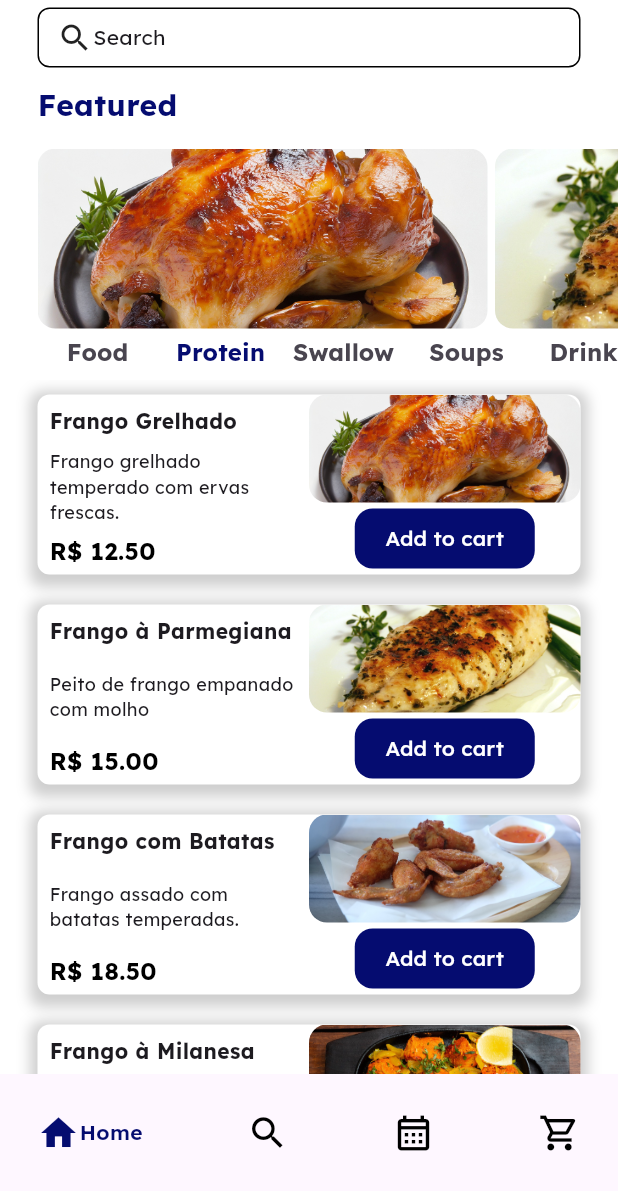
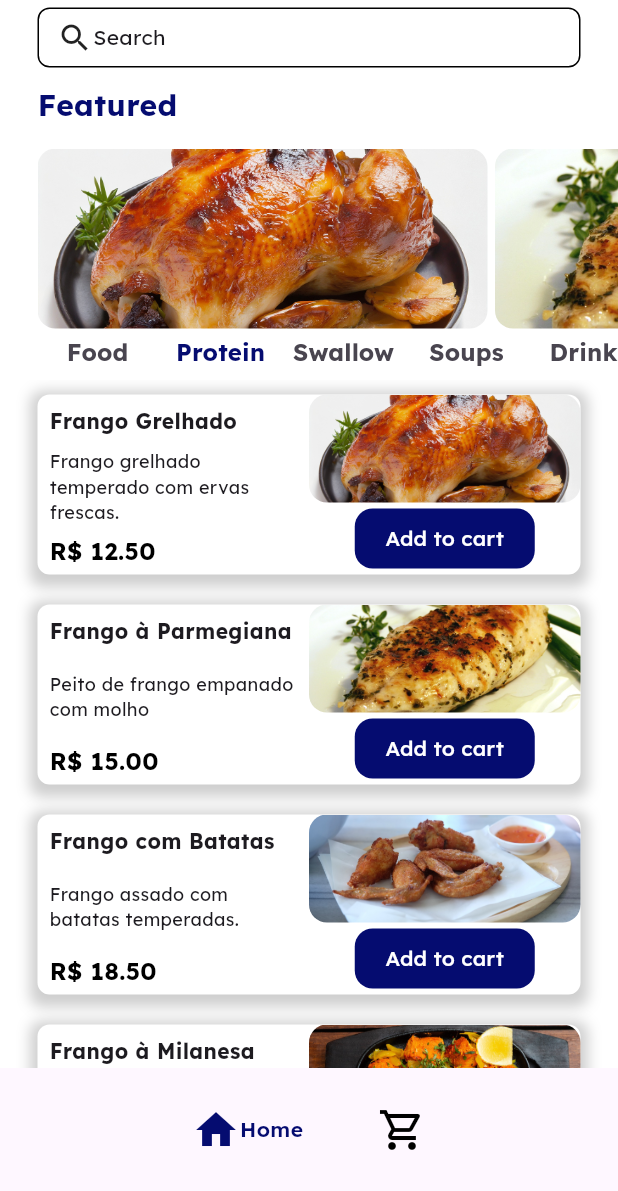
Before and after one commit to luanbatistadev/menu_app, a Flutter app: the screen it shows after launch, on a phone screen of 412 x 824 dp, the part 45-1236 px from its top. Run offline on Flutter 3.47's test engine with Material 3 defaults, Android fonts, the phone set to English and light mode, and no system bars; drawn by our look-alikes of google_nav_bar; our stand-ins replace google_fonts.

Commit message:
Adding cart counter bottomBar

```diff
--- a/lib/components/bottom_nav_bar.dart
+++ b/lib/components/bottom_nav_bar.dart
@@ -1,39 +1,74 @@
 import 'package:flutter/material.dart';
 import 'package:google_nav_bar/google_nav_bar.dart';
+import 'package:menu_app/models/cart.dart';
+import 'package:provider/provider.dart';
 
-class MyAppBottomNavigation extends StatelessWidget {
+class MyAppBottomNavigation extends StatefulWidget {
   final void Function(int)? onTabChange;
 
   const MyAppBottomNavigation({super.key, required this.onTabChange});
 
   @override
+  State<MyAppBottomNavigation> createState() => _MyAppBottomNavigationState();
+}
+
+class _MyAppBottomNavigationState extends State<MyAppBottomNavigation> {
+  @override
   Widget build(BuildContext context) {
-    return Container(
+    int index = 0;
+    return Consumer<Cart>(
+      builder: (context, cart, child) => Stack(
+        children: [
+          Container(
             decoration: BoxDecoration(
               borderRadius: BorderRadius.only(
-              topLeft: Radius.circular(20), topRight: Radius.circular(20),),),
+                topLeft: Radius.circular(20),
+                topRight: Radius.circular(20),
+              ),
+            ),
             child: GNav(
-          iconSize: 28,
+              iconSize: 32,
               activeColor: Color.fromARGB(255, 5, 12, 112),
-          onTabChange: (value) => onTabChange!(value),
+              onTabChange: (index) => setState(() {
+                index == 0 ? index++ : index += 0;
+                widget.onTabChange!(index);
+              }),
+              selectedIndex: index,
+              mainAxisAlignment: MainAxisAlignment.center,
               tabs: const [
                 GButton(
                   icon: Icons.home,
                   text: 'Home',
                 ),
                 GButton(
-              icon: Icons.search,
-              text: 'Search',
-            ),
-            GButton(
-              icon: Icons.calendar_month_outlined,
-              text: 'Reserve',
-            ),
-            GButton(
                   icon: Icons.shopping_cart_outlined,
+                  iconActiveColor: Color.fromARGB(255, 5, 12, 112),
                   text: 'Cart',
                 ),
-          ],),
+              ],
+            ),
+          ),
+          cart.getCartLength() > 0
+              ? Positioned(
+                  bottom: 25,
+                  right: 110,
+                  child: Text(
+                    '${cart.getCartLength()}',
+                    style: TextStyle(
+                      color: index == 0
+                          ? Color.fromARGB(255, 5, 12, 112)
+                          : Colors.grey[900],
+                      fontSize: 12,
+                      fontWeight: FontWeight.bold,
+                    ),
+                  ),
+                )
+              : SizedBox(
+                  height: 0,
+                  width: 0,
+                ),
+        ],
+      ),
     );
   }
 }
--- a/lib/components/foods_tile.dart
+++ b/lib/components/foods_tile.dart
@@ -125,6 +125,8 @@ class FoodsFullTile extends StatelessWidget {
               crossAxisAlignment: CrossAxisAlignment.center,
               children: [
                 Expanded(
+                  child: Hero(
+                    tag: 'foodcard',
                     child: ClipRRect(
                       borderRadius: BorderRadius.circular(12),
                       child: Image.asset(
@@ -132,6 +134,7 @@ class FoodsFullTile extends StatelessWidget {
                         width: double.infinity,
                         height: 80,
                         fit: BoxFit.cover,
+                      ),
                     ),
                   ),
                 ),
--- a/lib/components/list_view.dart
+++ b/lib/components/list_view.dart
@@ -19,7 +19,7 @@ class _ListViewChickenState extends State<ListViewChicken> {
     showDialog(
       context: context,
       builder: (context) => AlertDialog(
-        title: Text('Succesfully added"'),
+        title: Text('Succesfully added'),
         content: Text('Check your cart'),
       ),
     );
--- a/lib/main.dart
+++ b/lib/main.dart
@@ -31,7 +31,7 @@ class _MyAppState extends State<MyApp> {
         ),
       ),
         debugShowCheckedModeBanner: false,
-        home: BaseScreen(),
+        home: BasePage(),
       ),
     );
   }
--- a/lib/models/cart.dart
+++ b/lib/models/cart.dart
@@ -34,4 +34,7 @@ class Cart extends ChangeNotifier {
     return totalPrice;
   }
 
+  int getCartLength() {
+    return getUserCart().length;
+  }
 }
--- a/lib/pages/base_page.dart
+++ b/lib/pages/base_page.dart
@@ -1,26 +1,18 @@
 import 'package:flutter/material.dart';
-import 'package:menu_app/components/app_bar.dart';
 import 'package:menu_app/components/bottom_nav_bar.dart';
 import 'package:menu_app/pages/cart_page.dart';
 import 'package:menu_app/pages/home_page.dart';
 
-class BaseScreen extends StatefulWidget {
-  const BaseScreen({super.key});
+class BasePage extends StatefulWidget {
+  const BasePage({super.key});
   @override
-  State createState() => _BaseScreenState();
+  State createState() => _BasePageState();
 }
 
-class _BaseScreenState extends State<BaseScreen> {
+class _BasePageState extends State<BasePage> {
   final List<Widget> _pages = [
     HomePage(),
-    HomePage(),
-    HomePage(),
     CartPage(),
-  ];
-
-  final List _appbar = [
-    AppBarHome(),
-    null,
   ];
 
   int _selectedIndex = 0;
@@ -29,18 +21,12 @@ class _BaseScreenState extends State<BaseScreen> {
   void navigateBottomBar(index) {
     setState(() {
       _selectedIndex = index;
-      if (_selectedIndex == 3) {
-        hasAppBar = 1;
-      } else {
-        hasAppBar = 0;
-      }
     });
   }
 
   @override
   Widget build(BuildContext context) {
     return Scaffold(
-      appBar: _appbar[hasAppBar],
       body: _pages[_selectedIndex],
       bottomNavigationBar: MyAppBottomNavigation(
         onTabChange: (index) => navigateBottomBar(index),
--- a/lib/pages/cart_page.dart
+++ b/lib/pages/cart_page.dart
@@ -1,6 +1,7 @@
 import 'package:flutter/cupertino.dart';
 import 'package:flutter/material.dart';
 import 'package:menu_app/components/list_view.dart';
+import 'package:menu_app/main.dart';
 import 'package:menu_app/models/cart.dart';
 import 'package:provider/provider.dart';
 
@@ -30,7 +31,10 @@ class _CartPageState extends State<CartPage> {
                     Positioned(
                       left: 0,
                       child: IconButton(
-                        onPressed: () {},
+                        onPressed: () => Navigator.push(
+                            context,
+                            MaterialPageRoute(
+                                builder: (context) => MyApp(),),),
                         icon: const Icon(
                           Icons.arrow_back_outlined,
                           color: Colors.black87,
--- a/lib/pages/home_page.dart
+++ b/lib/pages/home_page.dart
@@ -1,4 +1,5 @@
 import 'package:flutter/material.dart';
+import 'package:menu_app/components/app_bar.dart';
 import 'package:menu_app/components/foods_tile.dart';
 import 'package:menu_app/components/list_view.dart';
 import 'package:menu_app/models/cart.dart';
@@ -18,6 +19,7 @@ class _HomePageState extends State<HomePage> {
   Widget build(BuildContext context) {
     return Consumer<Cart>(
       builder: (context, value, child) => Scaffold(
+        appBar: AppBarHome(),
         backgroundColor: Colors.white,
         body: DefaultTabController(
           length: 6,
```
Lines whose indentation alone changed are shown as unchanged.
